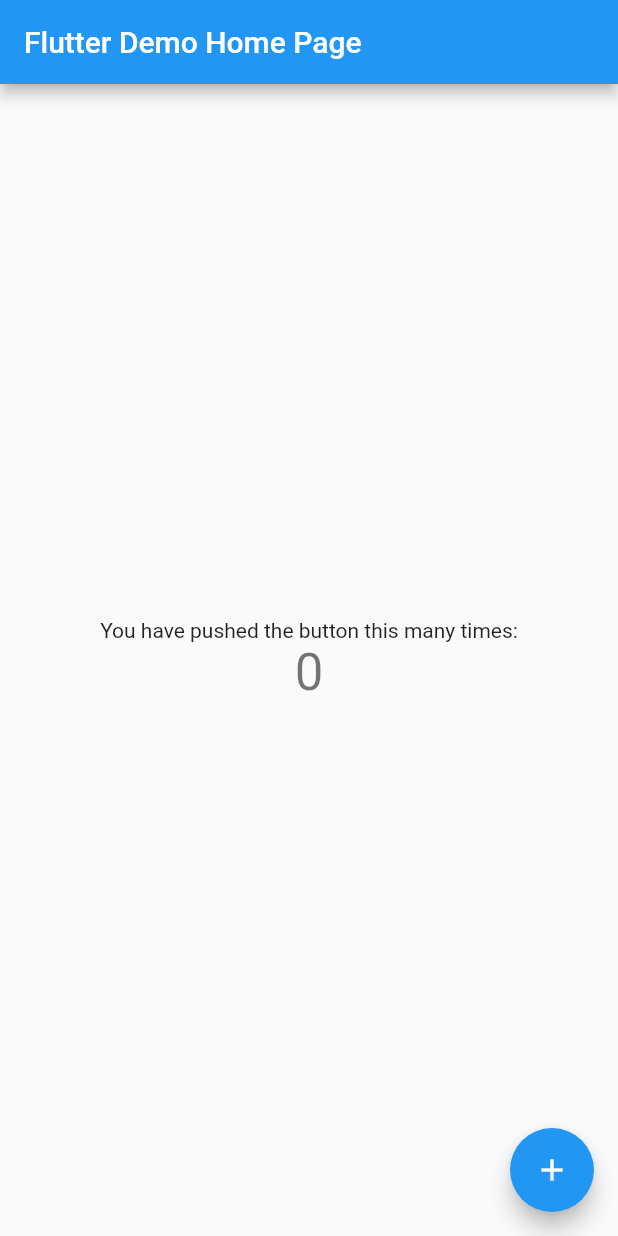
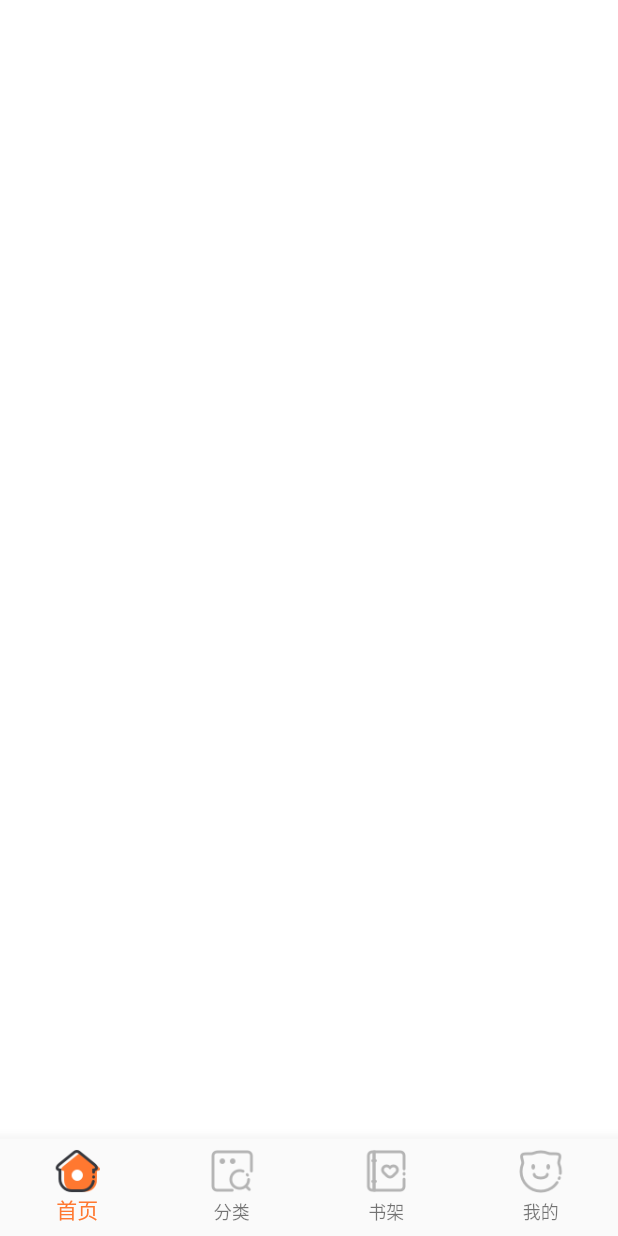
Before and after one commit to cbtian/flutter_wheel, a Flutter app: the screen it shows after launch, on a phone screen of 412 x 824 dp. Run offline on Flutter 3.47's test engine with Material 2 defaults, Android fonts, the phone set to English and light mode, and no system bars; our stand-ins replace flutter_screenutil.

Commit message:
添加 搭建底部BottomNavigationBar框架

```diff
--- /dev/null
+++ b/lib/constants/constant.dart
@@ -0,0 +1,34 @@
+class AppColors{
+  static const AppBarColor = 0xff303030;
+  static const AppTabTextColor = 0xffff7830;
+}
+class TabConfig{
+  //以下三个数据保证长度一致，这里未做判断 后续添加
+  /**
+   * //底部title
+   */
+  static const HOME_TAB_TITLES = const ["首页", "分类", "书架", "我的"];
+  /**
+   * 底部正常情况下按钮
+   */
+  static const HOME_TAB_NORMALICON = const [
+    "assets/images/main/tab/ic_tab_home_no_selected.png",
+    "assets/images/main/tab/ic_tab_category_no_selected.png",
+    "assets/images/main/tab/ic_tab_bookshelf_no_selected.png",
+    "assets/images/main/tab/ic_tab_mine_no_selected.png"
+  ];
+  /**
+   * 底部选中情况下按钮
+   */
+  static const HOME_TAB_ACTIVEICON = const [
+    "assets/images/main/tab/ic_tab_home_selected.png",
+    "assets/images/main/tab/ic_tab_category_selected.png",
+    "assets/images/main/tab/ic_tab_bookshelf_selected.png",
+    "assets/images/main/tab/ic_tab_mine_selected.png"
+  ];
+  /**
+   * 按钮的宽高
+   */
+  static const double width = 30.0, height = 30.0;
+
+}
--- /dev/null
+++ b/lib/home/homepage.dart
@@ -0,0 +1,115 @@
+import 'package:flutter/material.dart';
+import 'package:flutter_screenutil/flutter_screenutil.dart';
+import 'package:flutter_wheel/constants/constant.dart' show AppColors,TabConfig;
+
+class NavigationIconView {
+  final String _title; //
+  final Widget _activeIcon; //选中显示图片
+  final Widget _icon; //正常情况下显示图片
+  final BottomNavigationBarItem item;
+
+  NavigationIconView({Key key, String title, Widget icon, Widget activeIcon})
+      : _title = title,
+        _activeIcon = activeIcon,
+        _icon = icon,
+        item = new BottomNavigationBarItem(
+            icon: icon,
+            activeIcon: activeIcon,
+            title: Text(
+              title,
+              style: TextStyle(fontSize: ScreenUtil.getInstance().setSp(32)),
+            ),
+            backgroundColor: Colors.white);
+}
+
+class MainHomePage extends StatefulWidget {
+  @override
+  _MainHomePageState createState() => _MainHomePageState();
+}
+
+class _MainHomePageState extends State<MainHomePage> {
+  List<NavigationIconView> _navigationViews = [];
+  List<Widget> _pages;
+  PageController _pageController;
+  int _currentIndex = 0;
+
+  @override
+  void initState() {
+    super.initState();
+    _pageController = new PageController(
+        initialPage: _currentIndex, keepPage: true, viewportFraction: 1.0);
+    _pages = [
+      Container(color: Colors.white),
+      Container(color: Colors.blue),
+      Container(color: Colors.yellow),
+      Container(color: Colors.green),
+    ];
+  }
+
+  /**
+   * 初始化数据
+   */
+  _initData() {
+      _navigationViews.clear();
+      for (var i = 0; i < TabConfig.HOME_TAB_TITLES.length; ++i) {
+        NavigationIconView navigationIconView = NavigationIconView(
+            title: TabConfig.HOME_TAB_TITLES[i],
+            icon: Image.asset(
+              TabConfig.HOME_TAB_NORMALICON[i],
+              width: TabConfig.width,
+              height: TabConfig.height,
+            ),
+            activeIcon: Image.asset(
+              TabConfig.HOME_TAB_ACTIVEICON[i],
+              width: TabConfig.width,
+              height: TabConfig.height,
+            )
+        );
+        _navigationViews.add(navigationIconView);
+
+      }
+  }
+
+  @override
+  Widget build(BuildContext context) {
+    /**
+     * 初始化ScreenUtils，宽和高是设计稿的尺寸之后在使用的时候
+     * 便可以使用ScreenUtil.getInstance().setSp(int size)
+     * ScreenUtil.getInstance().setWidth(int size)
+     * ScreenUtil.getInstance().setHeight(int size);
+     * size 就是设计稿的上的控件的大小
+     */
+    ScreenUtil.instance = ScreenUtil(width: 750, height: 1334)..init(context);
+    _initData();
+    BottomNavigationBar navigationBar = BottomNavigationBar(
+        fixedColor: Color(AppColors.AppTabTextColor),
+        items: _navigationViews
+            .map((NavigationIconView navigationIconView) =>
+        navigationIconView.item)
+            .toList(),
+        currentIndex: _currentIndex,
+        type: BottomNavigationBarType.fixed,
+        onTap: (int index) {
+          setState(() {
+            _currentIndex = index;
+            _pageController.animateToPage(index,
+                duration: Duration(milliseconds: 200), curve: Curves.easeInOut);
+          });
+        });
+    return Scaffold(
+      body: PageView.builder(
+        itemBuilder: (BuildContext context, int index) {
+          return _pages[index];
+        },
+        controller: _pageController,
+        itemCount: _pages.length,
+        onPageChanged: (int index) {
+          setState(() {
+            _currentIndex = index;
+          });
+        },
+      ),
+      bottomNavigationBar: navigationBar,
+    );
+  }
+}
--- a/lib/main.dart
+++ b/lib/main.dart
@@ -1,4 +1,5 @@
 import 'package:flutter/material.dart';
+import 'package:flutter_wheel/home/homepage.dart' show MainHomePage;
 
 void main() => runApp(MyApp());
 
@@ -7,96 +8,12 @@ class MyApp extends StatelessWidget {
   @override
   Widget build(BuildContext context) {
     return MaterialApp(
-      title: 'Flutter Demo',
+      debugShowCheckedModeBanner: false,
+      title: 'Flutter Wheel',
       theme: ThemeData(
         primarySwatch: Colors.blue,
       ),
-      home: MyHomePage(title: 'Flutter Demo Home Page'),
+      home: MainHomePage(),
     );
   }
 }
-
-class MyHomePage extends StatefulWidget {
-  MyHomePage({Key key, this.title}) : super(key: key);
-
-  // This widget is the home page of your application. It is stateful, meaning
-  // that it has a State object (defined below) that contains fields that affect
-  // how it looks.
-
-  // This class is the configuration for the state. It holds the values (in this
-  // case the title) provided by the parent (in this case the App widget) and
-  // used by the build method of the State. Fields in a Widget subclass are
-  // always marked "final".
-
-  final String title;
-
-  @override
-  _MyHomePageState createState() => _MyHomePageState();
-}
-
-class _MyHomePageState extends State<MyHomePage> {
-  int _counter = 0;
-
-  void _incrementCounter() {
-    setState(() {
-      // This call to setState tells the Flutter framework that something has
-      // changed in this State, which causes it to rerun the build method below
-      // so that the display can reflect the updated values. If we changed
-      // _counter without calling setState(), then the build method would not be
-      // called again, and so nothing would appear to happen.
-      _counter++;
-    });
-  }
-
-  @override
-  Widget build(BuildContext context) {
-    // This method is rerun every time setState is called, for instance as done
-    // by the _incrementCounter method above.
-    //
-    // The Flutter framework has been optimized to make rerunning build methods
-    // fast, so that you can just rebuild anything that needs updating rather
-    // than having to individually change instances of widgets.
-    return Scaffold(
-      appBar: AppBar(
-        // Here we take the value from the MyHomePage object that was created by
-        // the App.build method, and use it to set our appbar title.
-        title: Text(widget.title),
-      ),
-      body: Center(
-        // Center is a layout widget. It takes a single child and positions it
-        // in the middle of the parent.
-        child: Column(
-          // Column is also layout widget. It takes a list of children and
-          // arranges them vertically. By default, it sizes itself to fit its
-          // children horizontally, and tries to be as tall as its parent.
-          //
-          // Invoke "debug painting" (press "p" in the console, choose the
-          // "Toggle Debug Paint" action from the Flutter Inspector in Android
-          // Studio, or the "Toggle Debug Paint" command in Visual Studio Code)
-          // to see the wireframe for each widget.
-          //
-          // Column has various properties to control how it sizes itself and
-          // how it positions its children. Here we use mainAxisAlignment to
-          // center the children vertically; the main axis here is the vertical
-          // axis because Columns are vertical (the cross axis would be
-          // horizontal).
-          mainAxisAlignment: MainAxisAlignment.center,
-          children: <Widget>[
-            Text(
-              'You have pushed the button this many times:',
-            ),
-            Text(
-              '$_counter',
-              style: Theme.of(context).textTheme.display1,
-            ),
-          ],
-        ),
-      ),
-      floatingActionButton: FloatingActionButton(
-        onPressed: _incrementCounter,
-        tooltip: 'Increment',
-        child: Icon(Icons.add),
-      ), // This trailing comma makes auto-formatting nicer for build methods.
-    );
-  }
-}
```
Also changed, not shown: pubspec.yaml (+11 -1 lines), assets/images/main/tab/ic_tab_bookshelf_no_selected.png (added), assets/images/main/tab/ic_tab_bookshelf_selected.png (added), assets/images/main/tab/ic_tab_category_no_selected.png (added), assets/images/main/tab/ic_tab_category_selected.png (added), assets/images/main/tab/ic_tab_home_no_selected.png (added), assets/images/main/tab/ic_tab_home_selected.png (added), assets/images/main/tab/ic_tab_mine_no_selected.png (added), assets/images/main/tab/ic_tab_mine_selected.png (added), 1 other file.
